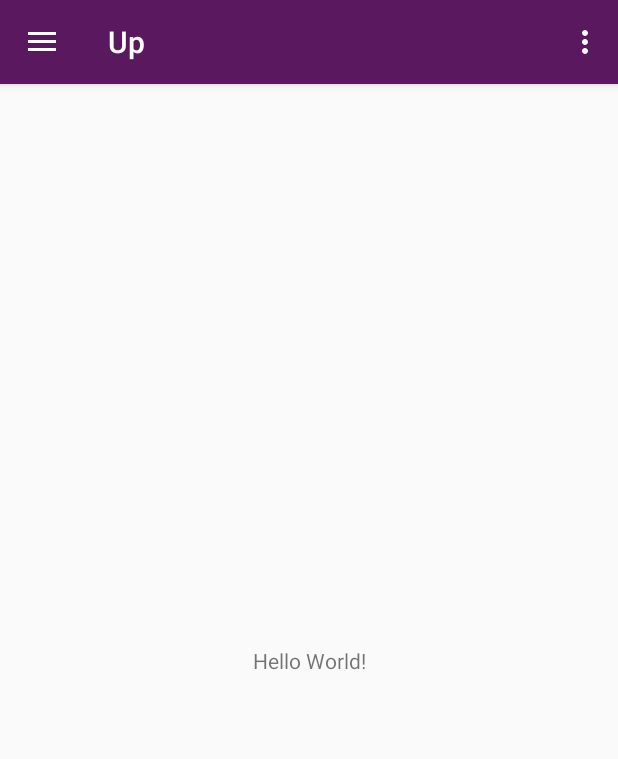
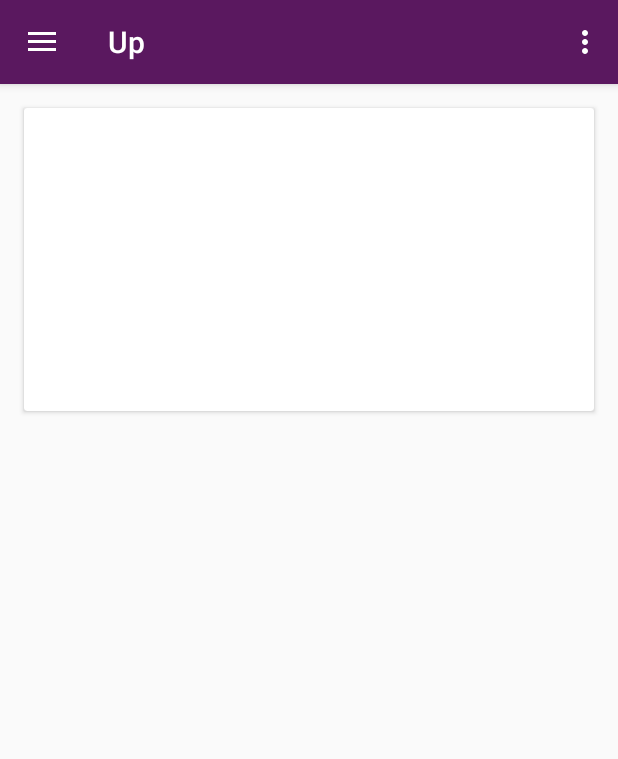
Before and after one commit to uprojeto4/up, an Android app: the screen it shows after launch (MainActivity), on a phone screen of 412 x 824 dp. Shown: the top 759 px of the screen. Run offline under Robolectric (Android 15) with nearby library versions, the phone set to English and light mode, and no system bars.

Commit message:
ambiente preparado + biblioteca de card

```diff
--- a/app/build.gradle
+++ b/app/build.gradle
@@ -28,4 +28,5 @@
     compile 'com.android.support:design:26.+'
     compile 'com.android.support.constraint:constraint-layout:1.0.2'
     testCompile 'junit:junit:4.12'
+    compile 'com.android.support:cardview-v7:26.+'
 }
--- a/app/src/main/res/layout/content_main.xml
+++ b/app/src/main/res/layout/content_main.xml
@@ -8,13 +8,23 @@
     tools:context="br.ufc.quixada.up.MainActivity"
     tools:showIn="@layout/app_bar_main">
 
-    <TextView
-        android:layout_width="wrap_content"
-        android:layout_height="wrap_content"
-        android:text="Hello World!"
-        app:layout_constraintBottom_toBottomOf="parent"
+    <!--<TextView-->
+        <!--android:layout_width="wrap_content"-->
+        <!--android:layout_height="wrap_content"-->
+        <!--android:text="Hello World!"-->
+        <!--app:layout_constraintBottom_toBottomOf="parent"-->
+        <!--app:layout_constraintLeft_toLeftOf="parent"-->
+        <!--app:layout_constraintRight_toRightOf="parent"-->
+        <!--app:layout_constraintTop_toTopOf="parent" />-->
+
+    <android.support.v7.widget.CardView
+        android:layout_width="0dp"
+        android:layout_height="202dp"
+        android:layout_marginRight="16dp"
+        app:layout_constraintRight_toRightOf="parent"
+        android:layout_marginLeft="16dp"
         app:layout_constraintLeft_toLeftOf="parent"
-        app:layout_constraintRight_toRightOf="parent"
-        app:layout_constraintTop_toTopOf="parent" />
+        app:layout_constraintTop_toTopOf="parent"
+        android:layout_marginTop="16dp" />
 
 </android.support.constraint.ConstraintLayout>
```
Also changed, not shown: 9 other files.
